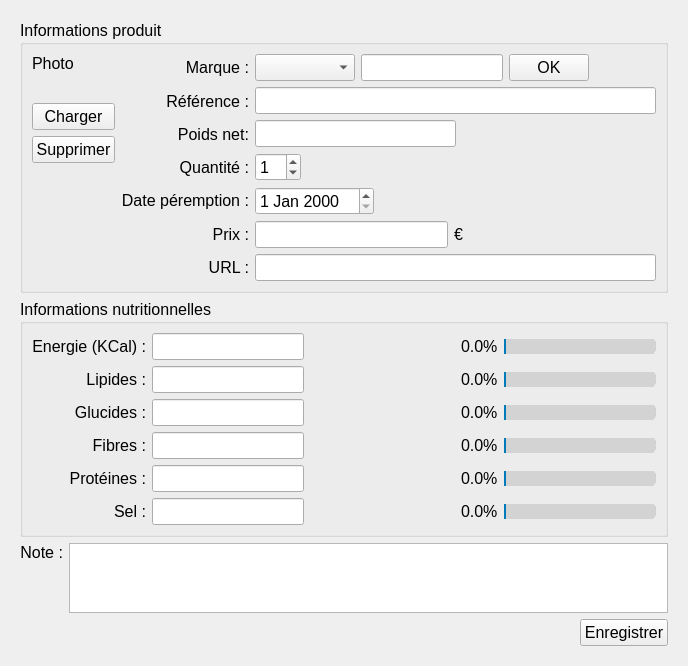
Qt form Doger/itemwindow.ui (amof/Doger) before a commit.
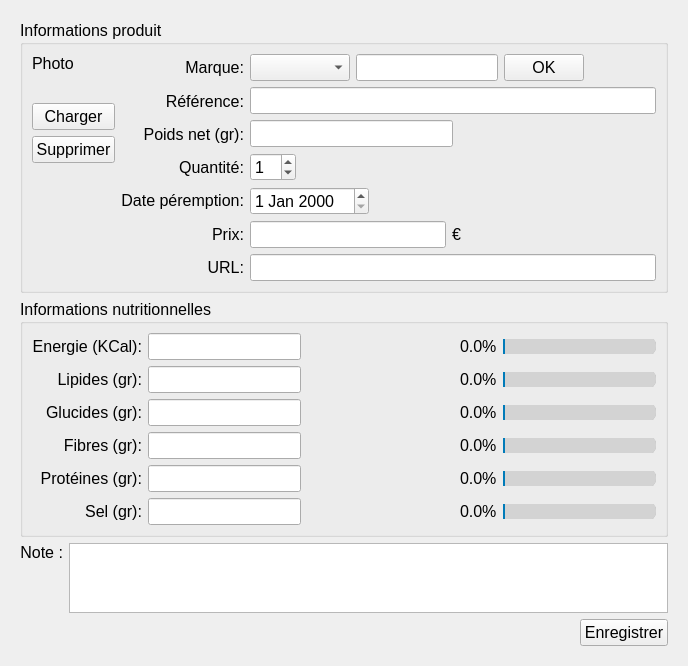
The same form after that commit. The open tabs and pages were chosen to show the change.

Commit message: Fix bugs: - sliders not displaying with "," - not recording in database with "," - add check conditions before recording in database

Diff of the .ui file:
```diff
--- a/Doger/itemwindow.ui
+++ b/Doger/itemwindow.ui
@@ -810,7 +810,7 @@
                  </font>
                 </property>
                 <property name="text">
-                 <string>Marque :</string>
+                 <string>Marque:</string>
                 </property>
                 <property name="alignment">
                  <set>Qt::AlignRight|Qt::AlignTrailing|Qt::AlignVCenter</set>
@@ -825,7 +825,7 @@
                  </font>
                 </property>
                 <property name="text">
-                 <string>Référence :</string>
+                 <string>Référence:</string>
                 </property>
                 <property name="alignment">
                  <set>Qt::AlignRight|Qt::AlignTrailing|Qt::AlignVCenter</set>
@@ -840,7 +840,7 @@
                  </font>
                 </property>
                 <property name="text">
-                 <string>Poids net:</string>
+                 <string>Poids net (gr):</string>
                 </property>
                 <property name="alignment">
                  <set>Qt::AlignRight|Qt::AlignTrailing|Qt::AlignVCenter</set>
@@ -855,7 +855,7 @@
                  </font>
                 </property>
                 <property name="text">
-                 <string>Quantité :</string>
+                 <string>Quantité:</string>
                 </property>
                 <property name="alignment">
                  <set>Qt::AlignRight|Qt::AlignTrailing|Qt::AlignVCenter</set>
@@ -870,7 +870,7 @@
                  </font>
                 </property>
                 <property name="text">
-                 <string>Date péremption :</string>
+                 <string>Date péremption:</string>
                 </property>
                 <property name="alignment">
                  <set>Qt::AlignRight|Qt::AlignTrailing|Qt::AlignVCenter</set>
@@ -885,7 +885,7 @@
                  </font>
                 </property>
                 <property name="text">
-                 <string>Prix :</string>
+                 <string>Prix:</string>
                 </property>
                 <property name="alignment">
                  <set>Qt::AlignRight|Qt::AlignTrailing|Qt::AlignVCenter</set>
@@ -906,7 +906,7 @@
                  </font>
                 </property>
                 <property name="text">
-                 <string>URL :</string>
+                 <string>URL:</string>
                 </property>
                 <property name="alignment">
                  <set>Qt::AlignRight|Qt::AlignTrailing|Qt::AlignVCenter</set>
@@ -1137,7 +1137,7 @@
                </font>
               </property>
               <property name="text">
-               <string>Energie (KCal) :</string>
+               <string>Energie (KCal):</string>
               </property>
               <property name="alignment">
                <set>Qt::AlignRight|Qt::AlignTrailing|Qt::AlignVCenter</set>
@@ -1152,7 +1152,7 @@
                </font>
               </property>
               <property name="text">
-               <string>Lipides :</string>
+               <string>Lipides (gr):</string>
               </property>
               <property name="alignment">
                <set>Qt::AlignRight|Qt::AlignTrailing|Qt::AlignVCenter</set>
@@ -1167,7 +1167,7 @@
                </font>
               </property>
               <property name="text">
-               <string>Glucides :</string>
+               <string>Glucides (gr):</string>
               </property>
               <property name="alignment">
                <set>Qt::AlignRight|Qt::AlignTrailing|Qt::AlignVCenter</set>
@@ -1188,7 +1188,7 @@
                </font>
               </property>
               <property name="text">
-               <string>Fibres :</string>
+               <string>Fibres (gr):</string>
               </property>
               <property name="alignment">
                <set>Qt::AlignRight|Qt::AlignTrailing|Qt::AlignVCenter</set>
@@ -1209,7 +1209,7 @@
                </font>
               </property>
               <property name="text">
-               <string>Protéines :</string>
+               <string>Protéines (gr):</string>
               </property>
               <property name="alignment">
                <set>Qt::AlignRight|Qt::AlignTrailing|Qt::AlignVCenter</set>
@@ -1230,7 +1230,7 @@
                </font>
               </property>
               <property name="text">
-               <string>Sel :</string>
+               <string>Sel (gr):</string>
               </property>
               <property name="alignment">
                <set>Qt::AlignRight|Qt::AlignTrailing|Qt::AlignVCenter</set>
```
Left out of the diff: 5 changed lines with no effect on the pictures. The commit also changes 2 other files.
